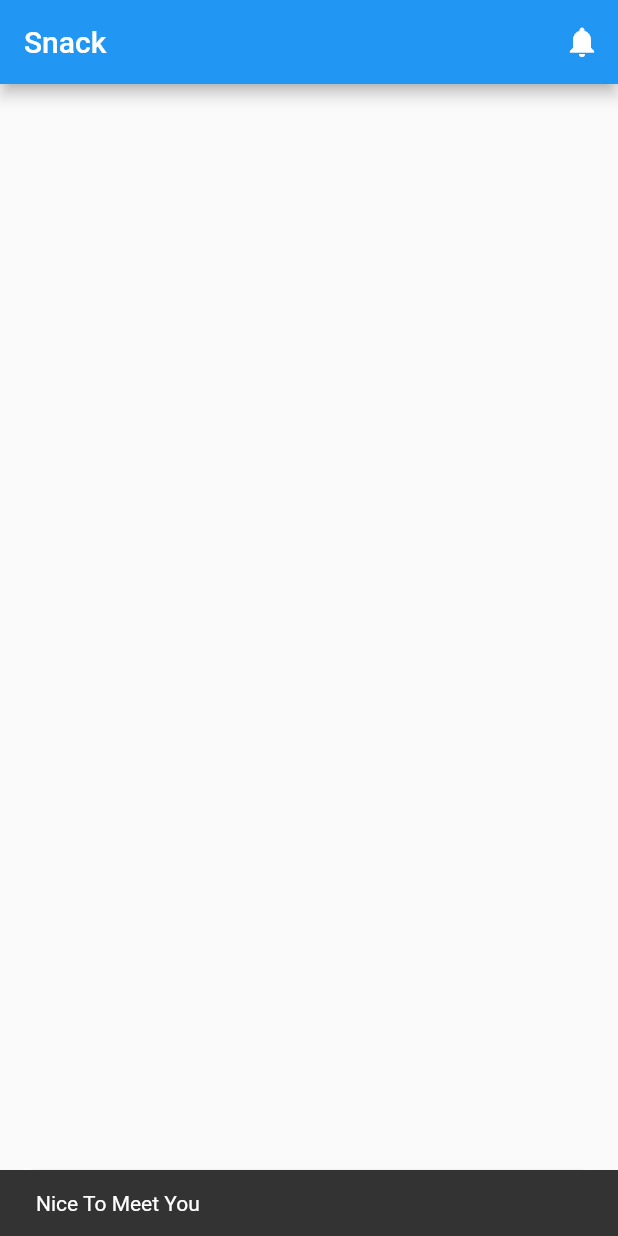
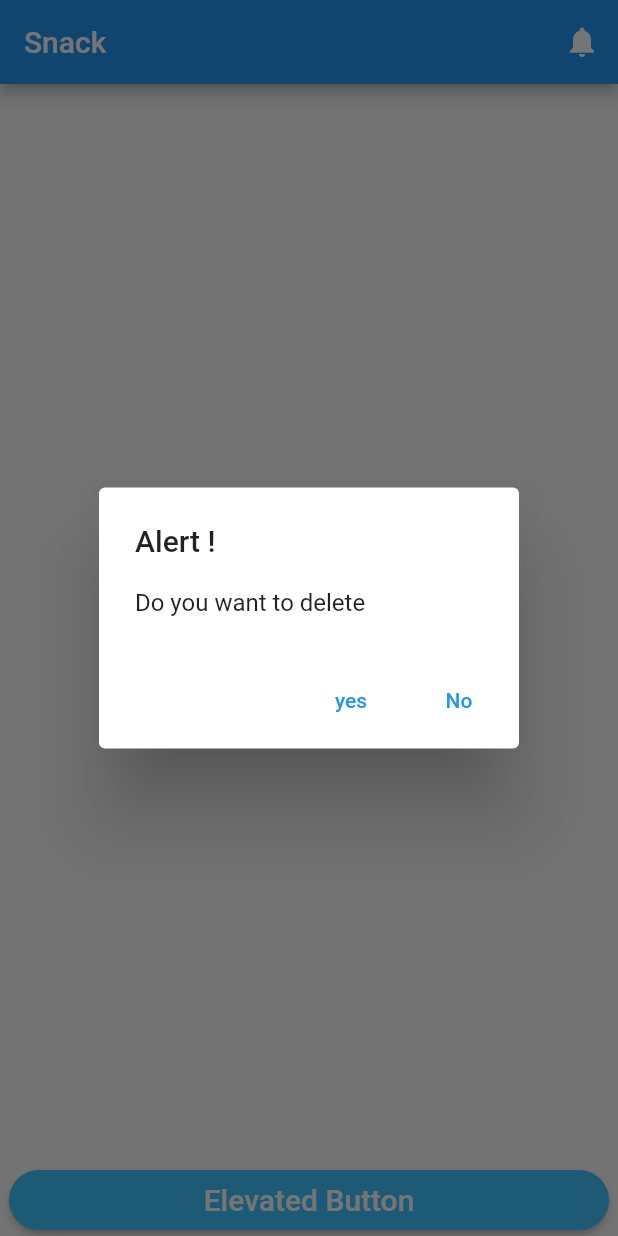
Before and after one commit to Shraboniakter/snack, a Flutter app: the screen it shows after launch, after a tap on "Elevated Button", on a phone screen of 412 x 824 dp. Run offline on Flutter 3.47's test engine with Material 2 defaults, Android fonts, the phone set to English and light mode, and no system bars.

Commit message:
AlertDialog

```diff
--- a/lib/main.dart
+++ b/lib/main.dart
@@ -22,6 +22,24 @@ class snackbar extends StatelessWidget{
     return ScaffoldMessenger.of(context).showSnackBar(SnackBar(content: Text(message)));
 
   }
+  MyAlertDialog(context){
+    return showDialog(context: context, builder: (BuildContext context){
+      return Expanded(child: AlertDialog(
+        title: Text("Alert !"),
+        content: Text('Do you want to delete'),
+        actions: [TextButton(onPressed: (){
+          Shrabonsnack("Delete Success", context);
+          Navigator.pop(context);
+        }, child: Text("yes")),
+          TextButton(onPressed: (){Navigator.pop(context);}, child: Text('No')),
+
+        ],
+
+      )
+      );
+    }
+    );
+  }
   @override
   Widget build(BuildContext context) {
     ButtonStyle buttonStyle=ElevatedButton.styleFrom(
@@ -44,7 +62,7 @@ class snackbar extends StatelessWidget{
         children: [ Row(
             mainAxisAlignment: MainAxisAlignment.center,
             children:[
-        ElevatedButton(onPressed: (){Shrabonsnack('Nice To Meet You', context);}, child: Text('Elevated Button',style: TextStyle(fontSize: 20),),style: buttonStyle,),
+        ElevatedButton(onPressed: (){MyAlertDialog(context);}, child: Text('Elevated Button',style: TextStyle(fontSize: 20),),style: buttonStyle,),
 
         ] )
         ],
```
